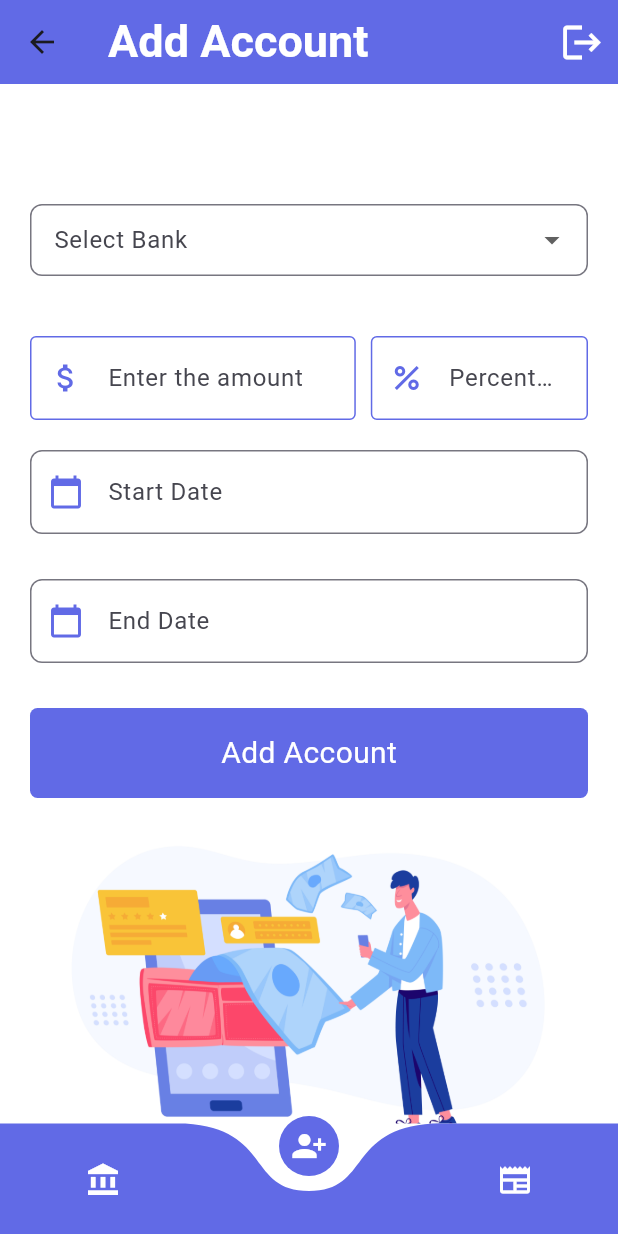
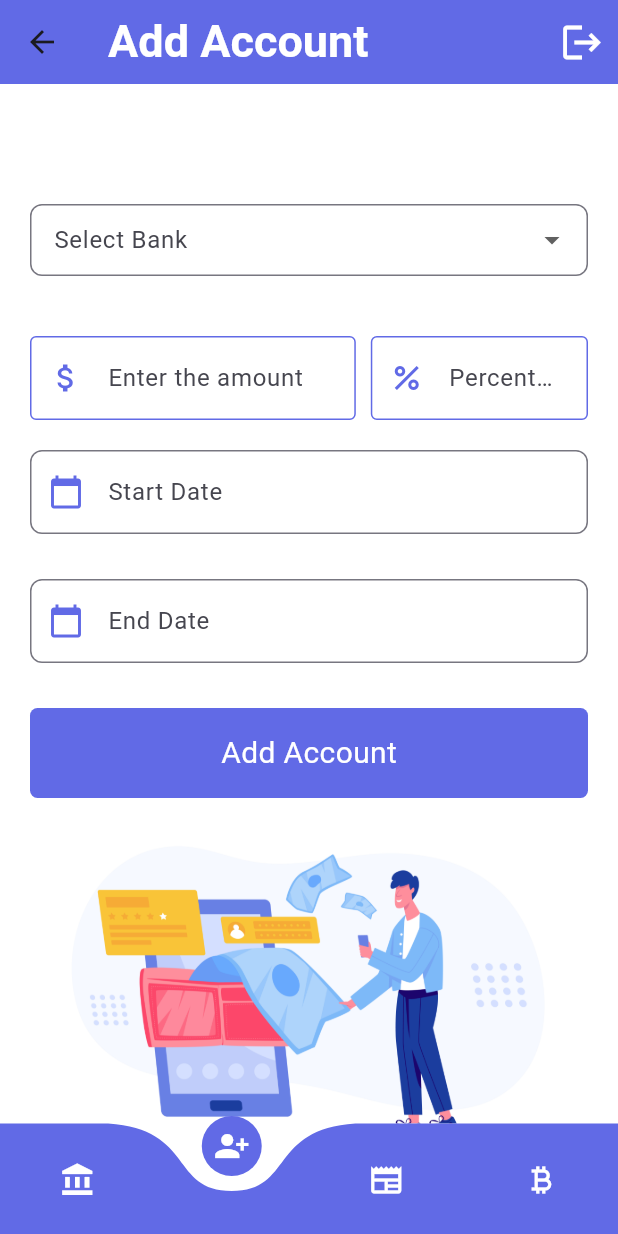
Before and after one commit to RadwaMohammedKamal/Bank_App_Flutter, a Flutter app: the BottomNav screen opened directly, item 2 of the bottom bar chosen, on a phone screen of 412 x 824 dp. Run offline on Flutter 3.47's test engine with Material 3 defaults, Android fonts, the phone set to English and light mode, and no system bars; drawn by our look-alikes of curved_navigation_bar; our stand-ins replace animated_splash_screen, cloud_firestore, conditional_builder_null_safety, firebase_auth, firebase_core, fl_chart and 2 more; accounts and stored records are empty.

Commit message:
arwa's_updates

```diff
--- a/lib/view/screens/BottomNav.dart
+++ b/lib/view/screens/BottomNav.dart
@@ -2,7 +2,9 @@ import 'package:curved_navigation_bar/curved_navigation_bar.dart';
 import 'package:flutter/material.dart';
 import '../constants/color.dart';
 import 'addaccount_screen.dart';
+import 'currency_api/currency_screen.dart';
 import 'myaccounts_screen.dart';
+import 'news_app/news_screen.dart';
 import 'news_screen.dart';
 
 
@@ -27,23 +29,25 @@ class _BottomNavState extends State<BottomNav> {
     final List<Widget> pages = [
       MyAccounts(changeTab: changeTab),
       AddAccount(changeTab: changeTab),
-      News(changeTab: changeTab),
+      NewsScreen(),
+      CurrencyScreen(),
     ];
 
     return Scaffold(
       bottomNavigationBar: CurvedNavigationBar(
         backgroundColor: Colors.white,
         color: rmaincolor,
-       // animationDuration: Duration(milliseconds: 500),
         index: currentTabIndex,
         onTap: changeTab,
-        items: [
-          Icon(Icons.account_balance,color: rbackgroundcolor,),
-          Icon(Icons.person_add_alt_1,color: rbackgroundcolor),
-          Icon(Icons.newspaper,color: rbackgroundcolor),
+        items: const [
+          Icon(Icons.account_balance, color: rbackgroundcolor),
+          Icon(Icons.person_add_alt_1, color: rbackgroundcolor),
+          Icon(Icons.newspaper, color: rbackgroundcolor),
+          Icon(Icons.currency_bitcoin, color: rbackgroundcolor),
         ],
       ),
       body: pages[currentTabIndex],
     );
+
   }
 }
```
